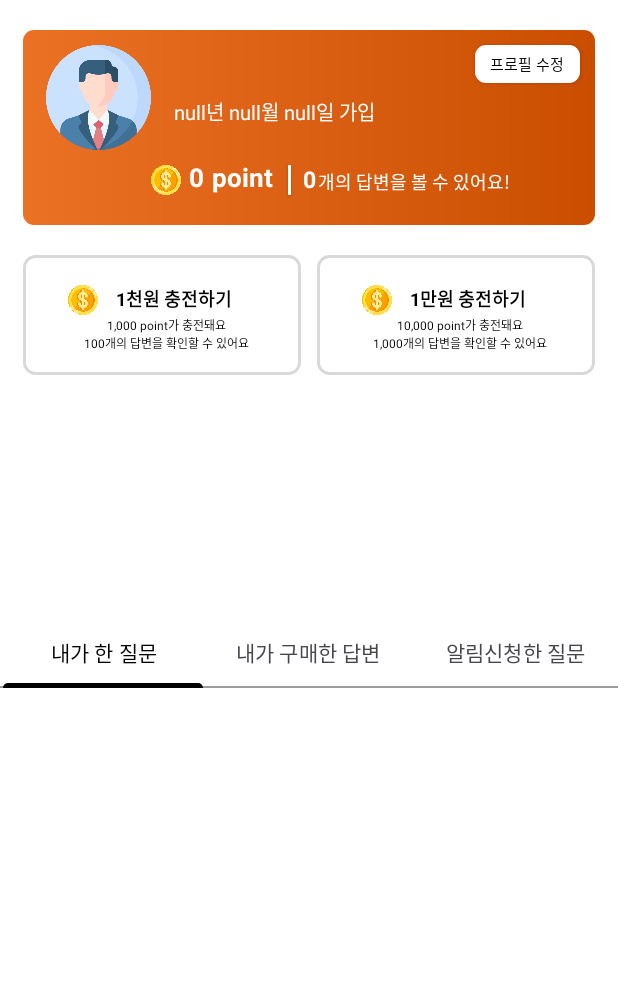
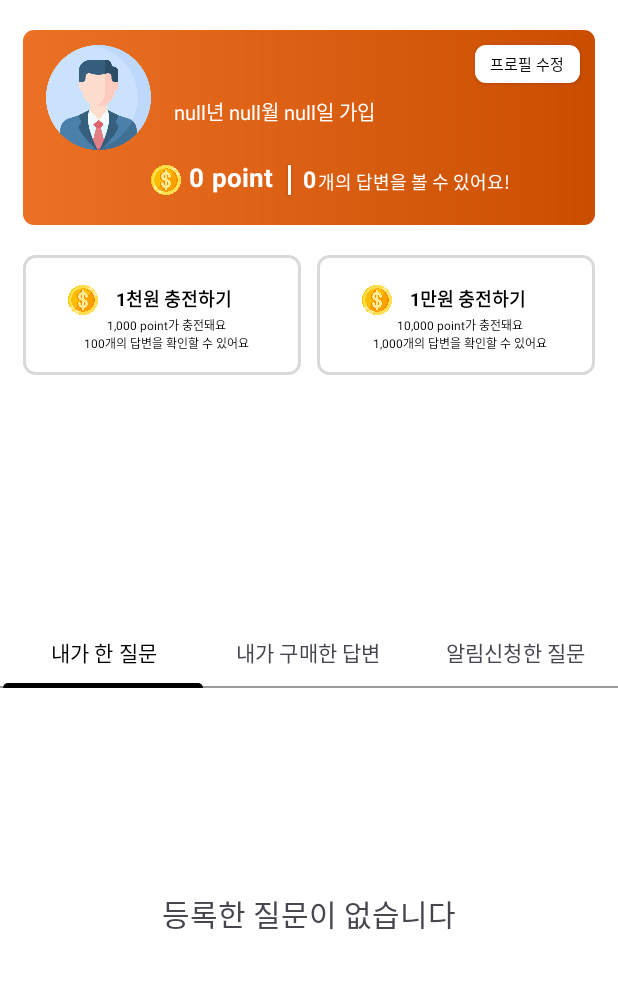
Before and after one commit to qp-official-org/Android, an Android app: the ProfileMyQuestionFragment screen opened directly, with no data from a screen before it, on a phone screen of 412 x 824 dp, the part 98-1087 px from its top. Run offline under Robolectric (Android 15) with nearby library versions, the phone set to English and light mode, and no system bars; 3 statements that could not run were skipped.

Commit message:
[PROFILE] 질문 여부에 따른 뷰 구성

```diff
--- a/app/src/main/java/com/example/qp/ProfileMyQuestionFragment.kt
+++ b/app/src/main/java/com/example/qp/ProfileMyQuestionFragment.kt
@@ -7,6 +7,7 @@ import androidx.fragment.app.Fragment
 import android.view.LayoutInflater
 import android.view.View
 import android.view.ViewGroup
+import androidx.core.view.isVisible
 import androidx.recyclerview.widget.GridLayoutManager
 import androidx.recyclerview.widget.RecyclerView
 import com.example.qp.databinding.FragmentProfileMyQuestionBinding
@@ -58,6 +59,10 @@ class ProfileMyQuestionFragment : Fragment() {
                                 Log.d("SUCCESS/DATA_LOAD", "내가 한 리사이클러뷰의 데이터로 구성됩니다")
                                 qDatas.addAll(questionResponse.result.questions)
                                 last = questionResponse.result.last!!
+                                if(questionResponse.result.totalElements?.toInt() != 0){
+                                    binding.noWriteTv.isVisible = false
+                                    binding.questionRv.isVisible = true
+                                }
                                 setQuestionRVAdapter()
                                 Log.d("getQsResp",qDatas.toString())
                             }
--- a/app/src/main/java/com/example/qp/ProfileNoticeQuestionFragment.kt
+++ b/app/src/main/java/com/example/qp/ProfileNoticeQuestionFragment.kt
@@ -7,6 +7,7 @@ import androidx.fragment.app.Fragment
 import android.view.LayoutInflater
 import android.view.View
 import android.view.ViewGroup
+import androidx.core.view.isVisible
 import androidx.recyclerview.widget.GridLayoutManager
 import androidx.recyclerview.widget.RecyclerView
 import com.example.qp.databinding.FragmentProfileNoticeQuestionBinding
@@ -58,6 +59,10 @@ class ProfileNoticeQuestionFragment : Fragment() {
                                 Log.d("SUCCESS/DATA_LOAD", "알람설정한 리사이클러뷰의 데이터로 구성됩니다")
                                 qDatas.addAll(questionResponse.result.questions)
                                 last = questionResponse.result.last!!
+                                if(questionResponse.result.totalElements?.toInt() != 0){
+                                    binding.noAlarmTv.isVisible = false
+                                    binding.questionRv.isVisible = true
+                                }
                                 setQuestionRVAdapter()
                                 Log.d("getQsResp",qDatas.toString())
                             }
--- a/app/src/main/res/layout/fragment_profile_buy_question.xml
+++ b/app/src/main/res/layout/fragment_profile_buy_question.xml
@@ -7,17 +7,16 @@
     tools:context=".ProfileBuyQuestionFragment"
     android:background="@color/white">
 
-    <!--
     <TextView
+        android:id="@+id/no_buy_tv"
         android:layout_width="wrap_content"
         android:layout_height="wrap_content"
-        android:text="Buy Answer"
+        android:text="구매한 질문이 없습니다"
         android:textSize="20sp"
         app:layout_constraintTop_toTopOf="parent"
         app:layout_constraintBottom_toBottomOf="parent"
         app:layout_constraintStart_toStartOf="parent"
         app:layout_constraintEnd_toEndOf="parent"/>
-    -->
 
     <androidx.recyclerview.widget.RecyclerView
         android:id="@+id/question_rv"
@@ -25,6 +24,7 @@
         android:layout_height="0dp"
         android:layout_marginTop="15dp"
         android:layout_marginBottom="15dp"
+        android:visibility="gone"
         android:paddingStart="10dp"
         tools:listitem="@layout/item_question"
         app:layoutManager="androidx.recyclerview.widget.GridLayoutManager"
--- a/app/src/main/res/layout/fragment_profile_my_question.xml
+++ b/app/src/main/res/layout/fragment_profile_my_question.xml
@@ -7,17 +7,16 @@
     tools:context=".ProfileMyQuestionFragment"
     android:background="@color/white">
 
-    <!--
     <TextView
+        android:id="@+id/no_write_tv"
         android:layout_width="wrap_content"
         android:layout_height="wrap_content"
-        android:text="My Question"
+        android:text="등록한 질문이 없습니다"
         android:textSize="20sp"
         app:layout_constraintTop_toTopOf="parent"
         app:layout_constraintBottom_toBottomOf="parent"
         app:layout_constraintStart_toStartOf="parent"
         app:layout_constraintEnd_toEndOf="parent"/>
-    -->
 
     <androidx.recyclerview.widget.RecyclerView
         android:id="@+id/question_rv"
@@ -25,6 +24,7 @@
         android:layout_height="0dp"
         android:layout_marginTop="15dp"
         android:layout_marginBottom="15dp"
+        android:visibility="gone"
         android:paddingStart="10dp"
         tools:listitem="@layout/item_question"
         app:layoutManager="androidx.recyclerview.widget.GridLayoutManager"
--- a/app/src/main/res/layout/fragment_profile_notice_question.xml
+++ b/app/src/main/res/layout/fragment_profile_notice_question.xml
@@ -7,17 +7,16 @@
     tools:context=".ProfileNoticeQuestionFragment"
     android:background="@color/white">
 
-    <!--
     <TextView
+        android:id="@+id/no_alarm_tv"
         android:layout_width="wrap_content"
         android:layout_height="wrap_content"
-        android:text="Notice Question"
+        android:text="알람 설정한 질문이 없습니다"
         android:textSize="20sp"
         app:layout_constraintTop_toTopOf="parent"
         app:layout_constraintBottom_toBottomOf="parent"
         app:layout_constraintStart_toStartOf="parent"
         app:layout_constraintEnd_toEndOf="parent"/>
-        -->
 
     <androidx.recyclerview.widget.RecyclerView
         android:id="@+id/question_rv"
@@ -25,6 +24,7 @@
         android:layout_height="0dp"
         android:layout_marginTop="15dp"
         android:layout_marginBottom="15dp"
+        android:visibility="gone"
         android:paddingStart="10dp"
         tools:listitem="@layout/item_question"
         app:layoutManager="androidx.recyclerview.widget.GridLayoutManager"
```
